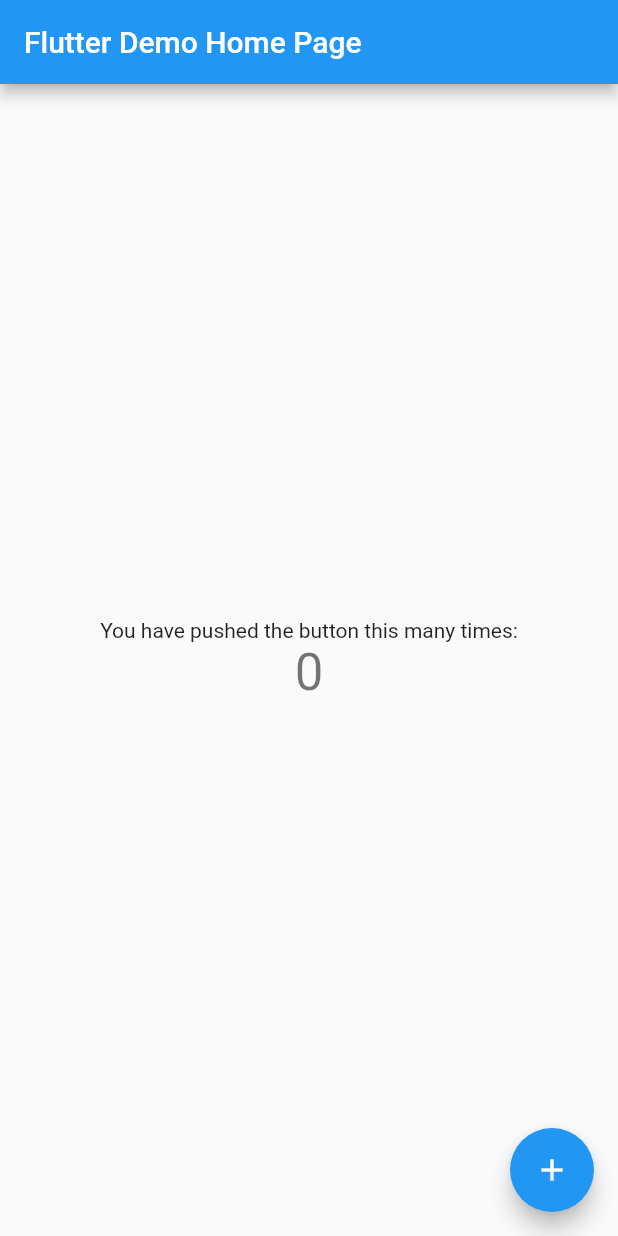
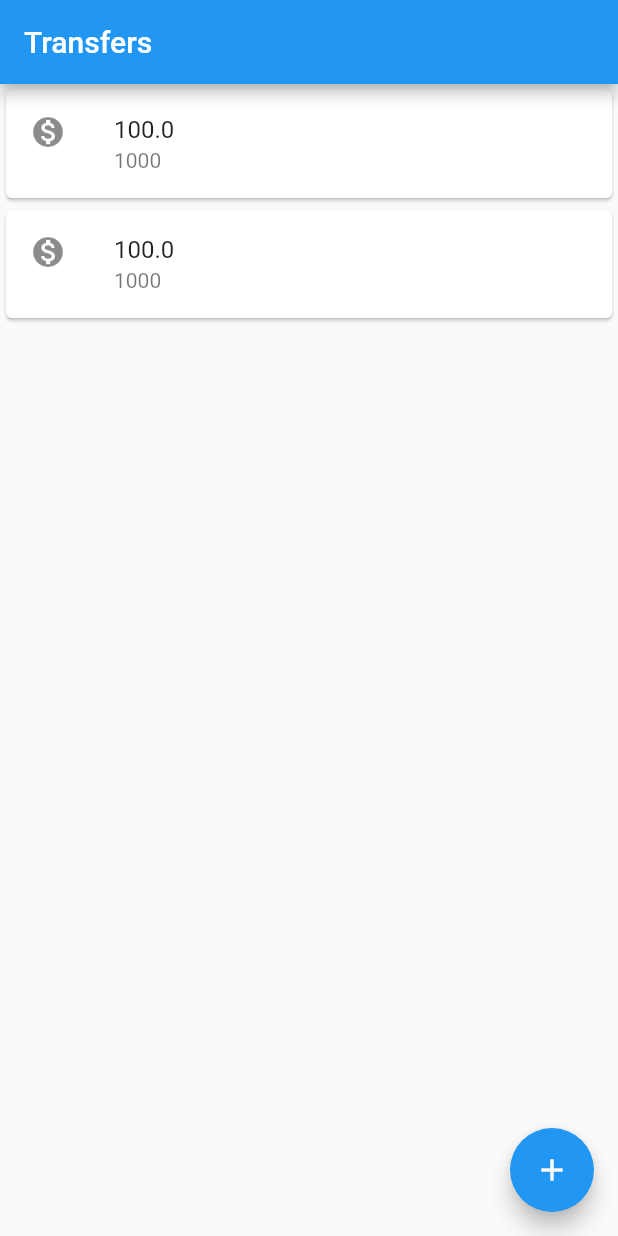
Before and after one commit to MagnunAVF/bytebank, a Flutter app: the screen it shows after launch, on a phone screen of 412 x 824 dp. Run offline on Flutter 3.47's test engine with Material 2 defaults, Android fonts, the phone set to English and light mode, and no system bars.

Commit message:
Create initial app structure

```diff
--- a/lib/main.dart
+++ b/lib/main.dart
@@ -1,117 +1,30 @@
 import 'package:flutter/material.dart';
 
-void main() {
-  runApp(MyApp());
-}
-
-class MyApp extends StatelessWidget {
-  // This widget is the root of your application.
-  @override
-  Widget build(BuildContext context) {
-    return MaterialApp(
-      title: 'Flutter Demo',
-      theme: ThemeData(
-        // This is the theme of your application.
-        //
-        // Try running your application with "flutter run". You'll see the
-        // application has a blue toolbar. Then, without quitting the app, try
-        // changing the primarySwatch below to Colors.green and then invoke
-        // "hot reload" (press "r" in the console where you ran "flutter run",
-        // or simply save your changes to "hot reload" in a Flutter IDE).
-        // Notice that the counter didn't reset back to zero; the application
-        // is not restarted.
-        primarySwatch: Colors.blue,
-        // This makes the visual density adapt to the platform that you run
-        // the app on. For desktop platforms, the controls will be smaller and
-        // closer together (more dense) than on mobile platforms.
-        visualDensity: VisualDensity.adaptivePlatformDensity,
-      ),
-      home: MyHomePage(title: 'Flutter Demo Home Page'),
-    );
-  }
-}
-
-class MyHomePage extends StatefulWidget {
-  MyHomePage({Key key, this.title}) : super(key: key);
-
-  // This widget is the home page of your application. It is stateful, meaning
-  // that it has a State object (defined below) that contains fields that affect
-  // how it looks.
-
-  // This class is the configuration for the state. It holds the values (in this
-  // case the title) provided by the parent (in this case the App widget) and
-  // used by the build method of the State. Fields in a Widget subclass are
-  // always marked "final".
-
-  final String title;
-
-  @override
-  _MyHomePageState createState() => _MyHomePageState();
-}
-
-class _MyHomePageState extends State<MyHomePage> {
-  int _counter = 0;
-
-  void _incrementCounter() {
-    setState(() {
-      // This call to setState tells the Flutter framework that something has
-      // changed in this State, which causes it to rerun the build method below
-      // so that the display can reflect the updated values. If we changed
-      // _counter without calling setState(), then the build method would not be
-      // called again, and so nothing would appear to happen.
-      _counter++;
-    });
-  }
-
-  @override
-  Widget build(BuildContext context) {
-    // This method is rerun every time setState is called, for instance as done
-    // by the _incrementCounter method above.
-    //
-    // The Flutter framework has been optimized to make rerunning build methods
-    // fast, so that you can just rebuild anything that needs updating rather
-    // than having to individually change instances of widgets.
-    return Scaffold(
-      appBar: AppBar(
-        // Here we take the value from the MyHomePage object that was created by
-        // the App.build method, and use it to set our appbar title.
-        title: Text(widget.title),
-      ),
-      body: Center(
-        // Center is a layout widget. It takes a single child and positions it
-        // in the middle of the parent.
-        child: Column(
-          // Column is also a layout widget. It takes a list of children and
-          // arranges them vertically. By default, it sizes itself to fit its
-          // children horizontally, and tries to be as tall as its parent.
-          //
-          // Invoke "debug painting" (press "p" in the console, choose the
-          // "Toggle Debug Paint" action from the Flutter Inspector in Android
-          // Studio, or the "Toggle Debug Paint" command in Visual Studio Code)
-          // to see the wireframe for each widget.
-          //
-          // Column has various properties to control how it sizes itself and
-          // how it positions its children. Here we use mainAxisAlignment to
-          // center the children vertically; the main axis here is the vertical
-          // axis because Columns are vertical (the cross axis would be
-          // horizontal).
-          mainAxisAlignment: MainAxisAlignment.center,
-          children: <Widget>[
-            Text(
-              'You have pushed the button this many times:',
+void main() => runApp(MaterialApp(
+      home: Scaffold(
+        body: Column(
+          children: [
+            Card(
+              child: ListTile(
+                leading: Icon(Icons.monetization_on),
+                title: Text('100.0'),
+                subtitle: Text('1000'),
+              ),
             ),
-            Text(
-              '$_counter',
-              style: Theme.of(context).textTheme.headline4,
+            Card(
+              child: ListTile(
+                leading: Icon(Icons.monetization_on),
+                title: Text('100.0'),
+                subtitle: Text('1000'),
+              ),
             ),
           ],
         ),
+        appBar: AppBar(
+          title: Text('Transfers'),
+        ),
+        floatingActionButton: FloatingActionButton(
+          child: Icon(Icons.add),
+        ),
       ),
-      floatingActionButton: FloatingActionButton(
-        onPressed: _incrementCounter,
-        tooltip: 'Increment',
-        child: Icon(Icons.add),
-      ), // This trailing comma makes auto-formatting nicer for build methods.
-    );
-  }
-}
+    ));
```
